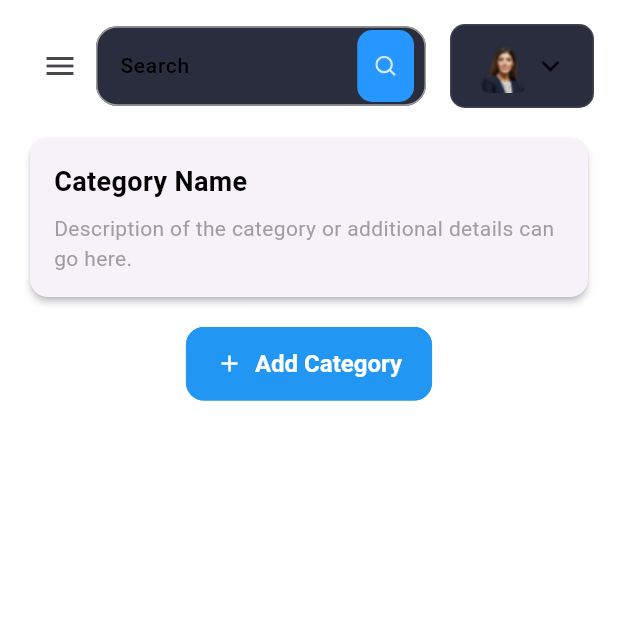
After one commit to syedkashanzikra/laptop_harbour, a Flutter app: the AdminScreen screen opened directly, after a tap on the "menu" icon, after a tap on "Category", on a phone screen of 412 x 824 dp, the top half of it. The commit adds this screen. Run offline on Flutter 3.47's test engine with Material 3 defaults, Android fonts, the light colour scheme and no system bars; our stand-ins replace cached_network_image, carousel_slider, cloud_firestore, connectivity_plus, firebase_auth, firebase_core and 17 more; missing offline and left inert: clipboard; accounts and stored records are empty; Roboto replaces fonts that are missing (Poppins); project files that could hold a hidden picture were left out.

Commit message:
flutter sidebar changes :+1:

```diff
--- /dev/null
+++ b/lib/admin/screens/category/viewcategory.dart
@@ -0,0 +1,105 @@
+import 'package:flutter/material.dart';
+import 'package:provider/provider.dart';
+import 'package:lhstore/admin/responsive.dart';
+import 'package:lhstore/admin/screens/dashboard/components/header.dart';
+import '../../constants.dart';
+import '../../controllers/menu_app_controller.dart';
+
+class ViewCategoryScreen extends StatelessWidget {
+  @override
+  Widget build(BuildContext context) {
+    return ChangeNotifierProvider(
+      create: (_) => MenuAppController(),
+      child: Scaffold(
+        body: SafeArea(
+          child: SingleChildScrollView(
+            primary: false,
+            padding: EdgeInsets.all(defaultPadding),
+            child: Column(
+              children: [
+                Header(),
+                SizedBox(height: defaultPadding),
+                Row(
+                  crossAxisAlignment: CrossAxisAlignment.start,
+                  children: [
+                    Expanded(
+                      flex: 5,
+                      child: Column(
+                        children: [
+                          // Add the category card layout
+                          CategoryCard(),
+                          SizedBox(height: defaultPadding),
+                          // Add the "Add Category" button
+                          ElevatedButton.icon(
+                            onPressed: () {
+                              // Add the functionality for adding categories
+                              print("Add Category button clicked");
+                            },
+                            icon: Icon(Icons.add),
+                            label: Text("Add Category"),
+                            style: ElevatedButton.styleFrom(
+                              padding: EdgeInsets.symmetric(
+                                  vertical: 15, horizontal: 20),
+                            ),
+                          ),
+                        ],
+                      ),
+                    ),
+                    if (!Responsive.isMobile(context))
+                      SizedBox(width: defaultPadding),
+                    if (!Responsive.isMobile(context))
+                      Expanded(
+                        flex: 2,
+                        child: Container(
+                          // Optionally add additional content for larger screens
+                          child: Text(
+                            "Details Panel (Optional)",
+                            style: TextStyle(color: Colors.grey),
+                          ),
+                        ),
+                      ),
+                  ],
+                )
+              ],
+            ),
+          ),
+        ),
+      ),
+    );
+  }
+}
+
+class CategoryCard extends StatelessWidget {
+  @override
+  Widget build(BuildContext context) {
+    return Card(
+      elevation: 2,
+      shape: RoundedRectangleBorder(
+        borderRadius: BorderRadius.circular(12),
+      ),
+      child: Padding(
+        padding: const EdgeInsets.all(defaultPadding),
+        child: Column(
+          crossAxisAlignment: CrossAxisAlignment.start,
+          children: [
+            Text(
+              "Category Name",
+              style: TextStyle(
+                fontWeight: FontWeight.bold,
+                fontSize: 18,
+              ),
+            ),
+            SizedBox(height: 8),
+            Text(
+              "Description of the category or additional details can go here.",
+              style: TextStyle(
+                color: Colors.grey,
+                fontSize: 14,
+              ),
+            ),
+          ],
+        ),
+      ),
+    );
+  }
+}
--- a/lib/admin/screens/main/components/side_menu.dart
+++ b/lib/admin/screens/main/components/side_menu.dart
@@ -1,5 +1,6 @@
 import 'package:flutter/material.dart';
 import 'package:flutter_svg/flutter_svg.dart';
+import 'package:lhstore/admin/screens/category/viewcategory.dart';
 
 class SideMenu extends StatelessWidget {
   const SideMenu({
@@ -17,42 +18,80 @@ class SideMenu extends StatelessWidget {
           DrawerListTile(
             title: "Dashboard",
             svgSrc: "assets/icons/menu_dashboard.svg",
-            press: () {},
+            press: () {
+              if (ModalRoute.of(context)?.settings.name != '/dashboard') {
+                Navigator.pushNamed(context, '/dashboard');
+              }
+            },
           ),
           DrawerListTile(
             title: "Transaction",
             svgSrc: "assets/icons/menu_tran.svg",
-            press: () {},
+            press: () {
+              if (ModalRoute.of(context)?.settings.name != '/transaction') {
+                Navigator.pushNamed(context, '/transaction');
+              }
+            },
           ),
           DrawerListTile(
-            title: "Task",
+            title: "Category",
             svgSrc: "assets/icons/menu_task.svg",
-            press: () {},
+            press: () {
+              if (ModalRoute.of(context)?.settings.name != '/viewCategory') {
+                Navigator.push(
+                  context,
+                  MaterialPageRoute(
+                    builder: (context) => ViewCategoryScreen(),
+                    settings: RouteSettings(name: '/viewCategory'),
+                  ),
+                );
+              }
+            },
           ),
           DrawerListTile(
             title: "Documents",
             svgSrc: "assets/icons/menu_doc.svg",
-            press: () {},
+            press: () {
+              if (ModalRoute.of(context)?.settings.name != '/documents') {
+                Navigator.pushNamed(context, '/documents');
+              }
+            },
           ),
           DrawerListTile(
             title: "Store",
             svgSrc: "assets/icons/menu_store.svg",
-            press: () {},
+            press: () {
+              if (ModalRoute.of(context)?.settings.name != '/store') {
+                Navigator.pushNamed(context, '/store');
+              }
+            },
           ),
           DrawerListTile(
             title: "Notification",
             svgSrc: "assets/icons/menu_notification.svg",
-            press: () {},
+            press: () {
+              if (ModalRoute.of(context)?.settings.name != '/notifications') {
+                Navigator.pushNamed(context, '/notifications');
+              }
+            },
           ),
           DrawerListTile(
             title: "Profile",
             svgSrc: "assets/icons/menu_profile.svg",
-            press: () {},
+            press: () {
+              if (ModalRoute.of(context)?.settings.name != '/profile') {
+                Navigator.pushNamed(context, '/profile');
+              }
+            },
           ),
           DrawerListTile(
             title: "Settings",
             svgSrc: "assets/icons/menu_setting.svg",
-            press: () {},
+            press: () {
+              if (ModalRoute.of(context)?.settings.name != '/settings') {
+                Navigator.pushNamed(context, '/settings');
+              }
+            },
           ),
         ],
       ),
@@ -63,7 +102,6 @@ class SideMenu extends StatelessWidget {
 class DrawerListTile extends StatelessWidget {
   const DrawerListTile({
     Key? key,
-    // For selecting those three line once press "Command+D"
     required this.title,
     required this.svgSrc,
     required this.press,
```
